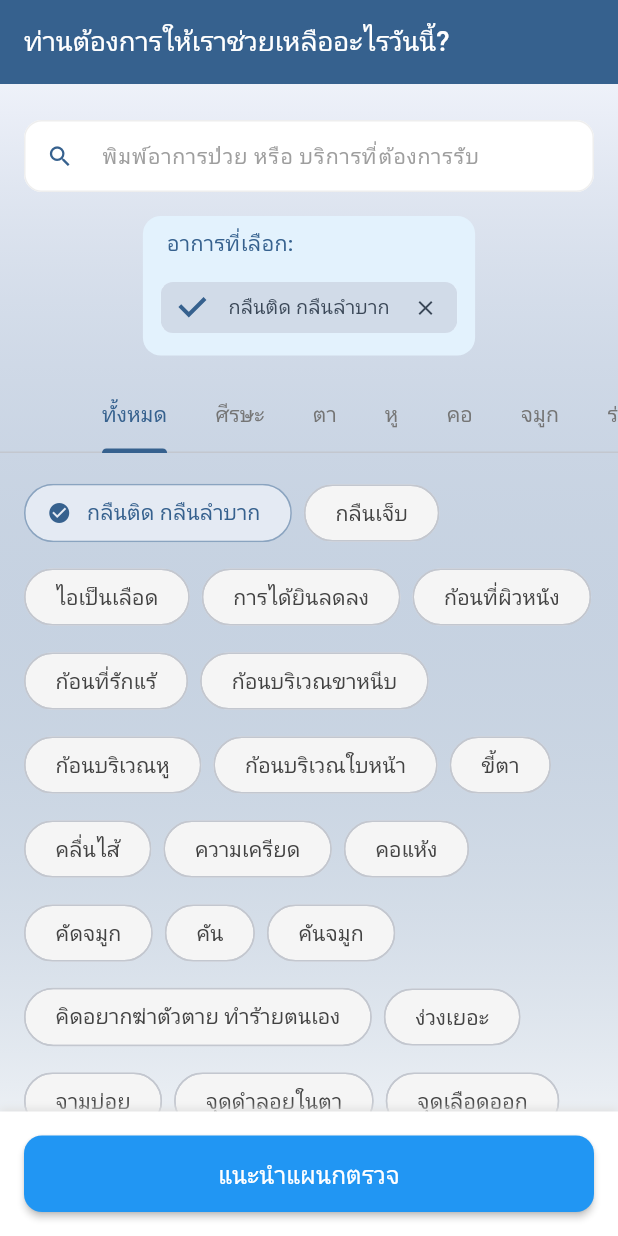
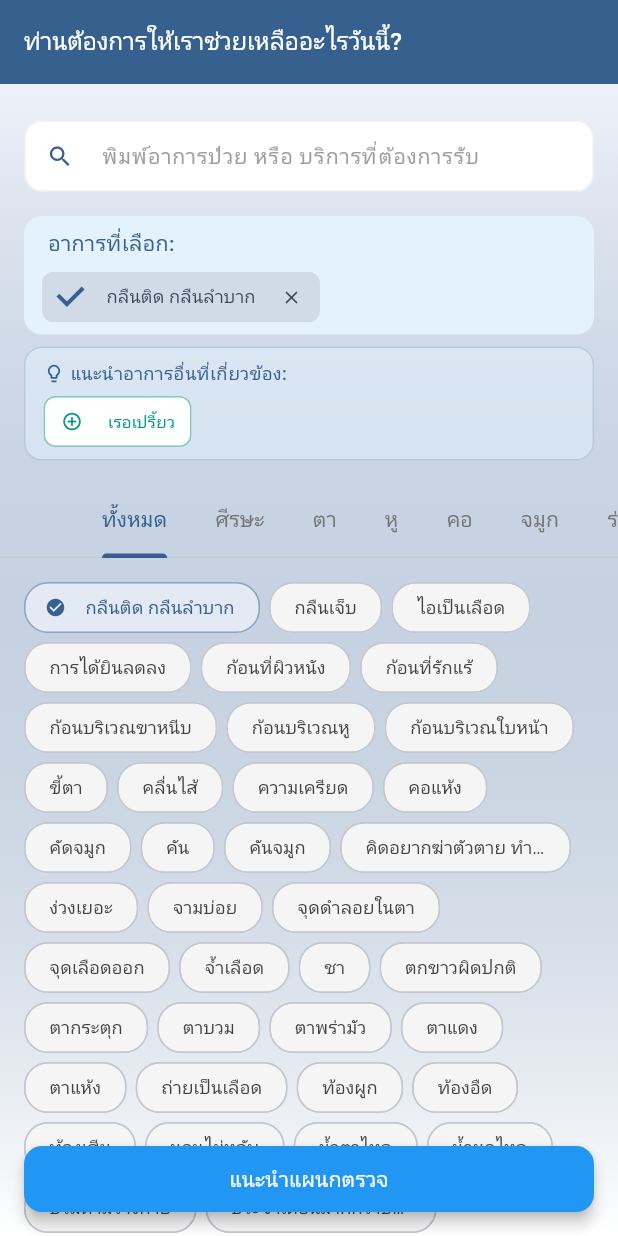
Before and after one commit to NoppharutKDS/RecommendSymptom, a Flutter app: the screen it shows after launch, after a tap on "กลืนติด กลืนลำบาก", on a phone screen of 412 x 824 dp. Run offline on Flutter 3.47's test engine with Material 3 defaults, Android fonts, the phone set to English and light mode, and no system bars; Roboto replaces fonts that are missing (Kanit).

Commit message:
#2 Fixed recommend system

```diff
--- a/recommendsymptom/assets/data/symptoms.json
+++ b/recommendsymptom/assets/data/symptoms.json
@@ -583,7 +583,7 @@
   },
   {
     "id": "98",
-    "name": "เสมหะ",
+    "name": "มีเสมหะ",
     "name_en": "",
     "category": "ทั่วไป"
   },
--- a/recommendsymptom/lib/main.dart
+++ b/recommendsymptom/lib/main.dart
@@ -59,7 +59,47 @@ class Symptom {
       id: json['id'].toString(),
       name: json['name'],
       nameEn: json['name_en'] ?? '',
-      category: json['category'] ?? 'ทั่วไป',
+      category: json['category'] ?? 'ทั้งหมด',
+    );
+  }
+}
+
+class PatientData {
+  final String gender;
+  final int age;
+  final String searchTerm;
+  final List<String> yesSymptoms;
+  final List<String> diseases;
+  final List<String> procedures;
+
+  PatientData({
+    required this.gender,
+    required this.age,
+    required this.searchTerm,
+    required this.yesSymptoms,
+    required this.diseases,
+    required this.procedures,
+  });
+
+  factory PatientData.fromJson(Map<String, dynamic> json) {
+    List<String> extractYesSymptoms = [];
+
+    // Extract symptoms from summary.yes_symptoms
+    if (json['summary'] != null && json['summary']['yes_symptoms'] != null) {
+      for (var symptom in json['summary']['yes_symptoms']) {
+        if (symptom['text'] != null) {
+          extractYesSymptoms.add(symptom['text'].toString());
+        }
+      }
+    }
+
+    return PatientData(
+      gender: json['gender'] ?? '',
+      age: json['age'] ?? 0,
+      searchTerm: json['search_term'] ?? '',
+      yesSymptoms: extractYesSymptoms,
+      diseases: List<String>.from(json['summary']?['diseases'] ?? []),
+      procedures: List<String>.from(json['summary']?['procedures'] ?? []),
     );
   }
 }
@@ -78,7 +118,7 @@ class _SymptomRecommenderScreenState extends State<SymptomRecommenderScreen> wit
   String searchQuery = '';
   late TabController _tabController;
   bool isLoading = true;
-  List<Map<String, dynamic>> symptomDataset = [];
+  List<PatientData> patientDataset = [];
 
   final List<String> symptomCategories = [
     'ทั้งหมด',
@@ -95,7 +135,7 @@ class _SymptomRecommenderScreenState extends State<SymptomRecommenderScreen> wit
     super.initState();
     _tabController = TabController(length: symptomCategories.length, vsync: this);
     _loadSymptoms();
-    _loadSymptomDataset();
+    _loadPatientDataset();
   }
 
   Future<void> _loadSymptoms() async {
@@ -112,24 +152,26 @@ class _SymptomRecommenderScreenState extends State<SymptomRecommenderScreen> wit
     }
   }
 
-  Future<void> _loadSymptomDataset() async {
+  Future<void> _loadPatientDataset() async {
     try {
-      final String data = await rootBundle.loadString('assets/data/symptom_dataset.json');
+      final String data = await rootBundle.loadString('assets/data/patient_data.json');
       final List<dynamic> jsonResult = jsonDecode(data);
       setState(() {
-        symptomDataset = List<Map<String, dynamic>>.from(jsonResult);
+        patientDataset = jsonResult.map((e) => PatientData.fromJson(e)).toList();
       });
     } catch (e) {
-      print('Error loading symptom dataset: $e');
+      print('Error loading patient dataset: $e');
       // If loading fails, provide a fallback dataset
       setState(() {
-        symptomDataset = [
-          {"search_term": "มีเสมหะ, ไอ"},
-          {"search_term": "ไอ, น้ำมูกไหล"},
-          {"search_term": "ปวดท้อง"},
-          {"search_term": "น้ำมูกไหล"},
-          {"search_term": "ตาแห้ง"},
-          {"search_term": "ปวดกระดูก"},
+        patientDataset = [
+          PatientData(
+            gender: 'male',
+            age: 28,
+            searchTerm: 'มีเสมหะ, ไอ',
+            yesSymptoms: ['เสมหะ', 'ไอ'],
+            diseases: [],
+            procedures: [],
+          ),
         ];
       });
     }
@@ -158,23 +200,33 @@ class _SymptomRecommenderScreenState extends State<SymptomRecommenderScreen> wit
     // Create a map to count co-occurrence of symptoms
     Map<String, int> recommendationScores = {};
 
-    for (var entry in symptomDataset) {
-      String searchTerms = entry['search_term'];
-      List<String> symptoms = searchTerms.split(',').map((s) => s.trim()).toList();
+    for (var patientData in patientDataset) {
+      // Get symptoms from search_term
+      List<String> searchTermSymptoms = patientData.searchTerm
+          .split(',')
+          .map((s) => s.trim())
+          .where((s) => s.isNotEmpty)
+          .toList();
 
-      // Check if any of our selected symptoms appear in this entry
+      // Also include symptoms from yes_symptoms for better matching
+      List<String> allPatientSymptoms = [
+        ...searchTermSymptoms,
+        ...patientData.yesSymptoms,
+      ].toSet().toList(); // Remove duplicates
+
+      // Check if any of our selected symptoms appear in this patient's data
       bool hasSelectedSymptom = false;
       for (String selected in selectedSymptoms) {
-        if (symptoms.contains(selected)) {
+        if (allPatientSymptoms.contains(selected)) {
           hasSelectedSymptom = true;
           break;
         }
       }
 
-      // If this entry contains one of our selected symptoms
+      // If this patient data contains one of our selected symptoms
       if (hasSelectedSymptom) {
-        // Add all other symptoms in this entry to our recommendation map
-        for (String symptom in symptoms) {
+        // Add all other symptoms in this patient's data to our recommendation map
+        for (String symptom in allPatientSymptoms) {
           // Skip if it's already selected or empty
           if (selectedSymptoms.contains(symptom) || symptom.isEmpty) {
             continue;
@@ -224,7 +276,7 @@ class _SymptomRecommenderScreenState extends State<SymptomRecommenderScreen> wit
           'ท่านต้องการให้เราช่วยเหลืออะไรวันนี้?',
           style: TextStyle(
             fontWeight: FontWeight.w500,
-            fontSize: 18,
+            fontSize: 16,
           ),
         ),
         backgroundColor: Theme.of(context).colorScheme.primary,
@@ -302,6 +354,7 @@ class _SymptomRecommenderScreenState extends State<SymptomRecommenderScreen> wit
                     Padding(
                       padding: const EdgeInsets.symmetric(horizontal: 16.0),
                       child: Container(
+                        width: double.infinity,
                         padding: const EdgeInsets.symmetric(horizontal: 12, vertical: 8),
                         decoration: BoxDecoration(
                           color: Colors.blue.shade50,
@@ -309,6 +362,7 @@ class _SymptomRecommenderScreenState extends State<SymptomRecommenderScreen> wit
                         ),
                         child: Column(
                           crossAxisAlignment: CrossAxisAlignment.start,
+                          mainAxisSize: MainAxisSize.min,
                           children: [
                             Padding(
                               padding: const EdgeInsets.only(left: 4, bottom: 8),
@@ -318,26 +372,31 @@ class _SymptomRecommenderScreenState extends State<SymptomRecommenderScreen> wit
                                   fontWeight: FontWeight.w500,
                                   color: Theme.of(context).colorScheme.primary,
                                 ),
+                                maxLines: 1,
+                                overflow: TextOverflow.ellipsis,
                               ),
                             ),
                             Wrap(
-                              spacing: 8,
-                              runSpacing: 8,
+                              spacing: 6,
+                              runSpacing: 6,
                               children: selectedSymptoms.map((symptom) {
                                 return FilterChip(
                                   label: Text(
                                     symptom,
                                     style: const TextStyle(
-                                      fontSize: 13,
+                                      fontSize: 12,
                                     ),
+                                    maxLines: 1,
+                                    overflow: TextOverflow.ellipsis,
                                   ),
                                   selected: true,
                                   selectedColor: Theme.of(context).colorScheme.primary.withOpacity(0.2),
                                   checkmarkColor: Theme.of(context).colorScheme.primary,
                                   onSelected: (_) => _toggleSymptom(symptom),
-                                  deleteIcon: const Icon(Icons.close, size: 16),
+                                  deleteIcon: const Icon(Icons.close, size: 14),
                                   onDeleted: () => _toggleSymptom(symptom),
-                                  padding: const EdgeInsets.symmetric(horizontal: 4, vertical: 0),
+                                  padding: const EdgeInsets.symmetric(horizontal: 2, vertical: 0),
+                                  materialTapTargetSize: MaterialTapTargetSize.shrinkWrap,
                                   shape: RoundedRectangleBorder(
                                     borderRadius: BorderRadius.circular(8),
                                   ),
@@ -354,6 +413,7 @@ class _SymptomRecommenderScreenState extends State<SymptomRecommenderScreen> wit
                     Padding(
                       padding: const EdgeInsets.fromLTRB(16.0, 8.0, 16.0, 0),
                       child: Container(
+                        width: double.infinity,
                         padding: const EdgeInsets.symmetric(horizontal: 12, vertical: 8),
                         decoration: BoxDecoration(
                           color: Colors.blue.shade50.withOpacity(0.5),
@@ -365,48 +425,58 @@ class _SymptomRecommenderScreenState extends State<SymptomRecommenderScreen> wit
                         ),
                         child: Column(
                           crossAxisAlignment: CrossAxisAlignment.start,
+                          mainAxisSize: MainAxisSize.min,
                           children: [
                             Row(
+                              mainAxisSize: MainAxisSize.min,
                               children: [
                                 Icon(
                                   Icons.lightbulb_outline,
-                                  size: 16,
+                                  size: 14,
                                   color: Theme.of(context).colorScheme.primary,
                                 ),
                                 const SizedBox(width: 4),
-                                Text(
+                                Flexible(
+                                  child: Text(
                                     'แนะนำอาการอื่นที่เกี่ยวข้อง:',
                                     style: TextStyle(
                                       fontWeight: FontWeight.w500,
                                       color: Theme.of(context).colorScheme.primary,
-                                    fontSize: 13,
+                                      fontSize: 12,
+                                    ),
+                                    maxLines: 1,
+                                    overflow: TextOverflow.ellipsis,
                                   ),
                                 ),
                               ],
                             ),
-                            const SizedBox(height: 8),
+                            const SizedBox(height: 6),
                             Wrap(
-                              spacing: 8,
-                              runSpacing: 8,
+                              spacing: 6,
+                              runSpacing: 6,
                               children: recommendedSymptoms.map((symptom) {
                                 return ActionChip(
                                   avatar: Icon(
                                     Icons.add_circle_outline,
-                                    size: 16,
+                                    size: 14,
                                     color: Theme.of(context).colorScheme.secondary,
                                   ),
                                   label: Text(
                                     symptom,
                                     style: TextStyle(
-                                      fontSize: 13,
+                                      fontSize: 11,
                                       color: Theme.of(context).colorScheme.secondary,
                                     ),
+                                    maxLines: 1,
+                                    overflow: TextOverflow.ellipsis,
                                   ),
                                   backgroundColor: Colors.white,
                                   side: BorderSide(
                                     color: Theme.of(context).colorScheme.secondary.withOpacity(0.3),
                                     width: 1,
                                   ),
+                                  padding: const EdgeInsets.symmetric(horizontal: 2, vertical: 0),
+                                  materialTapTargetSize: MaterialTapTargetSize.shrinkWrap,
                                   onPressed: () => _toggleSymptom(symptom),
                                 );
                               }).toList(),
@@ -454,7 +524,7 @@ class _SymptomRecommenderScreenState extends State<SymptomRecommenderScreen> wit
                                       size: 48,
                                       color: Colors.grey.shade400,
                                     ),
-                                    const SizedBox(height: 16),
+                                    const SizedBox(height: 14),
                                     Text(
                                       'ไม่พบอาการที่ตรงกับคำค้นหา',
                                       style: TextStyle(
@@ -465,7 +535,7 @@ class _SymptomRecommenderScreenState extends State<SymptomRecommenderScreen> wit
                                 ),
                               )
                             : ListView(
-                                padding: const EdgeInsets.all(16.0),
+                                padding: EdgeInsets.fromLTRB(16.0, 16.0, 16.0, selectedSymptoms.isNotEmpty ? 80.0 : 16.0),
                                 children: [
                                   Column(
                                     crossAxisAlignment: CrossAxisAlignment.start,
@@ -473,32 +543,38 @@ class _SymptomRecommenderScreenState extends State<SymptomRecommenderScreen> wit
                                       Container(
                                         padding: const EdgeInsets.only(bottom: 16),
                                         child: Wrap(
-                                          spacing: 8,
-                                          runSpacing: 8,
+                                          spacing: 6,
+                                          runSpacing: 6,
                                           children: filtered.map((symptom) {
                                             final isSelected = selectedSymptoms.contains(symptom.name);
                                             return ActionChip(
                                               avatar: isSelected
                                                   ? Icon(
                                                       Icons.check_circle,
-                                                      size: 16,
+                                                      size: 14,
                                                       color: Theme.of(context).colorScheme.primary,
                                                     )
                                                   : null,
-                                              label: Text(
+                                              label: ConstrainedBox(
+                                                constraints: const BoxConstraints(maxWidth: 120),
+                                                child: Text(
                                                   symptom.name,
                                                   style: TextStyle(
                                                     color: isSelected
                                                         ? Theme.of(context).colorScheme.primary
                                                         : Colors.grey.shade800,
                                                     fontWeight: isSelected ? FontWeight.w500 : FontWeight.normal,
+                                                    fontSize: 12,
+                                                  ),
+                                                  maxLines: 1,
+                                                  overflow: TextOverflow.ellipsis,
                                                 ),
                                               ),
                                               backgroundColor: isSelected
                                                   ? Theme.of(context).colorScheme.primary.withOpacity(0.1)
                                                   : Colors.grey.shade100,
                                               shape: RoundedRectangleBorder(
-                                                borderRadius: BorderRadius.circular(20),
+                                                borderRadius: BorderRadius.circular(16),
                                                 side: isSelected
                                                     ? BorderSide(
                                                         color: Theme.of(context).colorScheme.primary.withOpacity(0.3),
@@ -506,7 +582,8 @@ class _SymptomRecommenderScreenState extends State<SymptomRecommenderScreen> wit
                                                       )
                                                     : BorderSide.none,
                                               ),
-                                              padding: const EdgeInsets.symmetric(horizontal: 12, vertical: 8),
+                                              padding: const EdgeInsets.symmetric(horizontal: 8, vertical: 4),
+                                              materialTapTargetSize: MaterialTapTargetSize.shrinkWrap,
                                               onPressed: () => _toggleSymptom(symptom.name),
                                             );
                                           }).toList(),
@@ -519,43 +596,36 @@ class _SymptomRecommenderScreenState extends State<SymptomRecommenderScreen> wit
                       }).toList(),
                     ),
                   ),
-                  // Add a call-to-action button at bottom if symptoms are selected
-                  if (selectedSymptoms.isNotEmpty)
-                    Container(
-                      width: double.infinity,
-                      padding: const EdgeInsets.all(16),
-                      decoration: BoxDecoration(
-                        color: Colors.white,
-                        boxShadow: [
-                          BoxShadow(
-                            color: Colors.grey.shade300,
-                            blurRadius: 4,
-                            offset: const Offset(0, -2),
-                          ),
                 ],
               ),
+            ),
+      // Move button to floating position to fix overflow
+      floatingActionButton: selectedSymptoms.isNotEmpty
+          ? Container(
+              width: MediaQuery.of(context).size.width - 32,
+              height: 44,
+              margin: const EdgeInsets.symmetric(horizontal: 16),
               child: ElevatedButton(
                 onPressed: () {
                   // Implement next action
                 },
                 style: ElevatedButton.styleFrom(
-                          padding: const EdgeInsets.symmetric(vertical: 14),
                   shape: RoundedRectangleBorder(
                     borderRadius: BorderRadius.circular(12),
                   ),
+                  elevation: 4,
                 ),
                 child: const Text(
                   'แนะนำแผนกตรวจ',
                   style: TextStyle(
-                            fontSize: 16,
+                    fontSize: 14,
                     fontWeight: FontWeight.w500,
                   ),
                 ),
               ),
-                    ),
-                ],
-              ),
-            ),
+            )
+          : null,
+      floatingActionButtonLocation: FloatingActionButtonLocation.centerFloat,
     );
   }
 }
```
Lines whose indentation alone changed are shown as unchanged.
